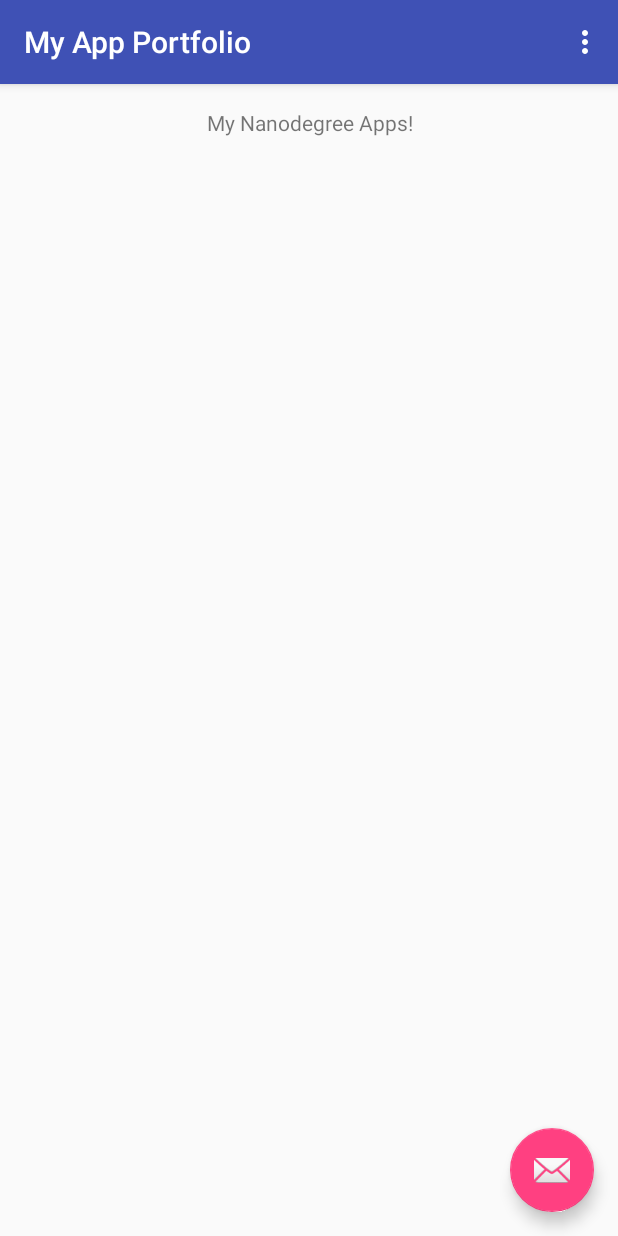
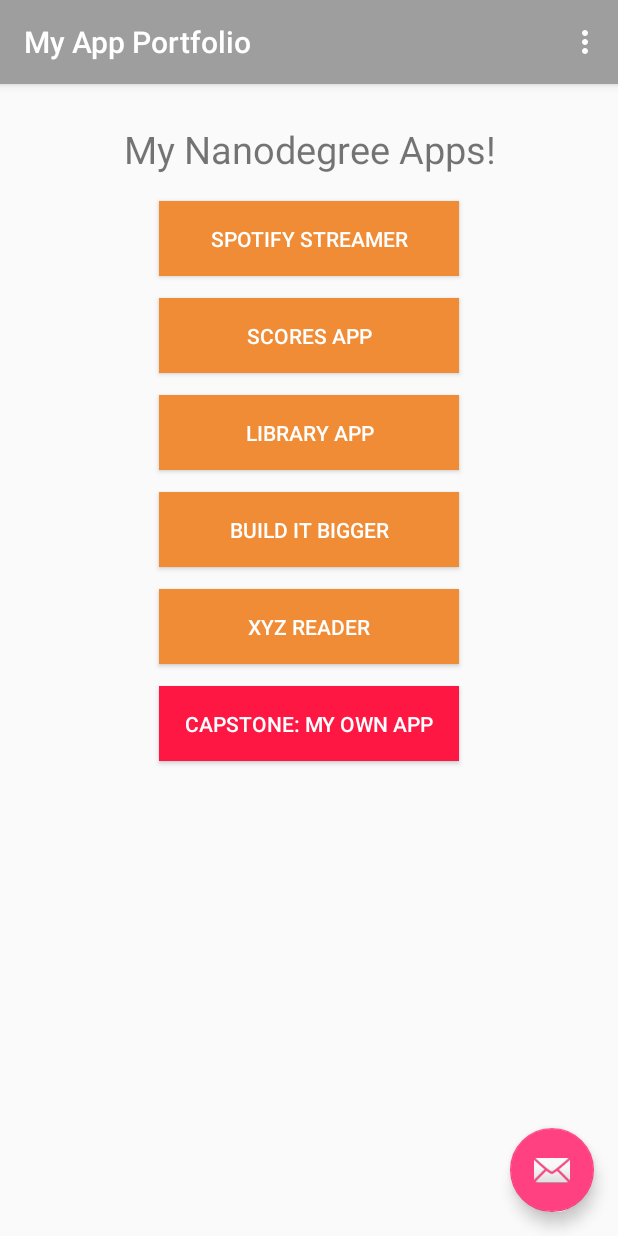
Before and after one commit to abhinandankothari/AND-P0, an Android app: the screen it shows after launch (MainActivity), on a phone screen of 412 x 824 dp. Run offline under Robolectric (Android 15) with nearby library versions, the phone set to English and light mode, and no system bars.

Commit message:
Added Buttons and Styles

```diff
--- a/app/src/main/AndroidManifest.xml
+++ b/app/src/main/AndroidManifest.xml
@@ -7,7 +7,7 @@
         android:icon="@mipmap/ic_launcher"
         android:label="@string/app_name"
         android:supportsRtl="true"
-        android:theme="@style/AppTheme">
+        android:theme="@style/Theme.AppCompat">
         <activity
             android:name=".MainActivity"
             android:label="@string/app_name"
--- a/app/src/main/java/com/abhinandankothari/myappportfolio/MainActivity.java
+++ b/app/src/main/java/com/abhinandankothari/myappportfolio/MainActivity.java
@@ -8,6 +8,8 @@ import android.support.v7.widget.Toolbar;
 import android.view.View;
 import android.view.Menu;
 import android.view.MenuItem;
+import android.widget.Button;
+import android.widget.Toast;
 
 public class MainActivity extends AppCompatActivity {
 
@@ -19,6 +21,50 @@ public class MainActivity extends AppCompatActivity {
         setSupportActionBar(toolbar);
 
         FloatingActionButton fab = (FloatingActionButton) findViewById(R.id.fab);
+        final Button button1 = (Button) findViewById(R.id.button1);
+        final Button button2 = (Button) findViewById(R.id.button2);
+        final Button button3 = (Button) findViewById(R.id.button3);
+        final Button button4 = (Button) findViewById(R.id.button4);
+        final Button button5 = (Button) findViewById(R.id.button5);
+        final Button button6 = (Button) findViewById(R.id.button6);
+
+        button1.setOnClickListener(new View.OnClickListener() {
+            public void onClick(View v) {
+                displayToast(button1.getText());
+
+            }
+        });
+        button2.setOnClickListener(new View.OnClickListener() {
+            public void onClick(View v) {
+                displayToast(button2.getText());
+
+            }
+        });
+        button3.setOnClickListener(new View.OnClickListener() {
+            public void onClick(View v) {
+                displayToast(button3.getText());
+
+            }
+        });
+        button4.setOnClickListener(new View.OnClickListener() {
+            public void onClick(View v) {
+                displayToast(button4.getText());
+
+            }
+        });
+        button5.setOnClickListener(new View.OnClickListener() {
+            public void onClick(View v) {
+                displayToast(button5.getText());
+
+            }
+        });
+        button6.setOnClickListener(new View.OnClickListener() {
+            public void onClick(View v) {
+                displayToast(button6.getText());
+
+            }
+        });
+
         fab.setOnClickListener(new View.OnClickListener() {
             @Override
             public void onClick(View view) {
@@ -26,6 +72,11 @@ public class MainActivity extends AppCompatActivity {
                         .setAction("Action", null).show();
             }
         });
+    }
+
+    private void displayToast(CharSequence text) {
+        Toast.makeText(MainActivity.this, text,
+                Toast.LENGTH_SHORT).show();
     }
 
     @Override
--- a/app/src/main/res/layout/content_main.xml
+++ b/app/src/main/res/layout/content_main.xml
@@ -14,8 +14,51 @@
 
     <TextView
         android:layout_width="match_parent"
-        android:layout_height="match_parent"
+        android:layout_height="wrap_content"
         android:text="My Nanodegree Apps!"
+        android:textSize="25dp"
         android:gravity="center_horizontal"
-        android:layout_alignParentTop="true" />
+        android:layout_margin="10dp"
+        android:id="@+id/textView" />
+
+    <Button
+        style="@style/AppButton"
+        android:text="Spotify Streamer"
+        android:id="@+id/button1"
+        android:layout_below="@+id/textView"
+        android:layout_centerHorizontal="true" />
+
+    <Button
+        style="@style/AppButton"
+        android:text="Scores App"
+        android:id="@+id/button2"
+        android:layout_below="@+id/button1"
+        android:layout_centerHorizontal="true" />
+
+    <Button
+        style="@style/AppButton"
+        android:text="Library App"
+        android:id="@+id/button3"
+        android:layout_below="@+id/button2"
+        android:layout_centerHorizontal="true" />
+
+    <Button
+        style="@style/AppButton"
+        android:text="Build It Bigger"
+        android:id="@+id/button4"
+        android:layout_below="@+id/button3"
+        android:layout_centerHorizontal="true" />
+    <Button
+        style="@style/AppButton"
+        android:text="XYZ Reader"
+        android:id="@+id/button5"
+        android:layout_below="@+id/button4"
+        android:layout_centerHorizontal="true" />
+    <Button
+        style="@style/AppButton"
+        android:text="Capstone: My Own App"
+        android:id="@+id/button6"
+        android:layout_below="@+id/button5"
+        android:background="#FF1744"
+        android:layout_centerHorizontal="true" />
 </RelativeLayout>
--- /dev/null
+++ b/app/src/main/res/values/AppButton.xml
@@ -0,0 +1,12 @@
+<?xml version="1.0" encoding="utf-8"?>
+<resources>
+    <style name="AppButton" parent="@android:style/TextAppearance.Small">
+        <item name="android:layout_width">wrap_content</item>
+        <item name="android:layout_height">wrap_content</item>
+        <item name="android:textColor">#fff</item>
+        <item name="android:background">#F08C35</item>
+        <item name="android:width">200dp</item>
+        <item name="android:height">50dp</item>
+        <item name="android:layout_margin">7dp</item>
+    </style>
+</resources>
--- a/app/src/main/res/values/colors.xml
+++ b/app/src/main/res/values/colors.xml
@@ -1,6 +1,6 @@
 <?xml version="1.0" encoding="utf-8"?>
 <resources>
-    <color name="colorPrimary">#3F51B5</color>
-    <color name="colorPrimaryDark">#303F9F</color>
+    <color name="colorPrimary">#9E9E9E</color>
+    <color name="colorPrimaryDark">#616161</color>
     <color name="colorAccent">#FF4081</color>
 </resources>
```
